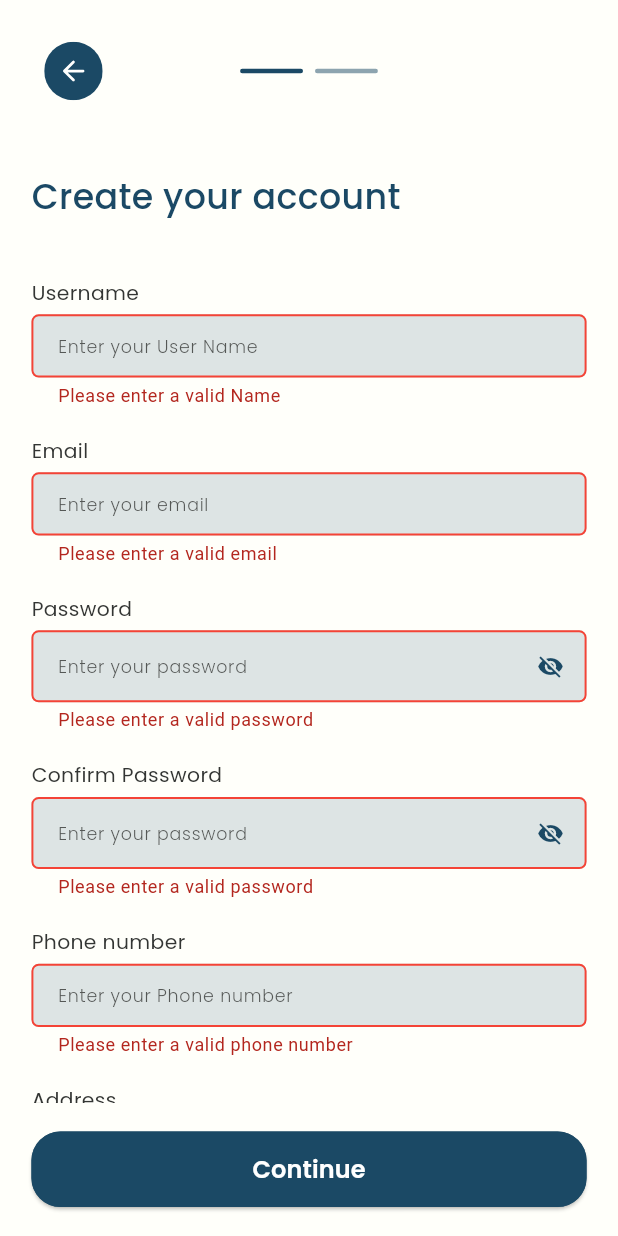
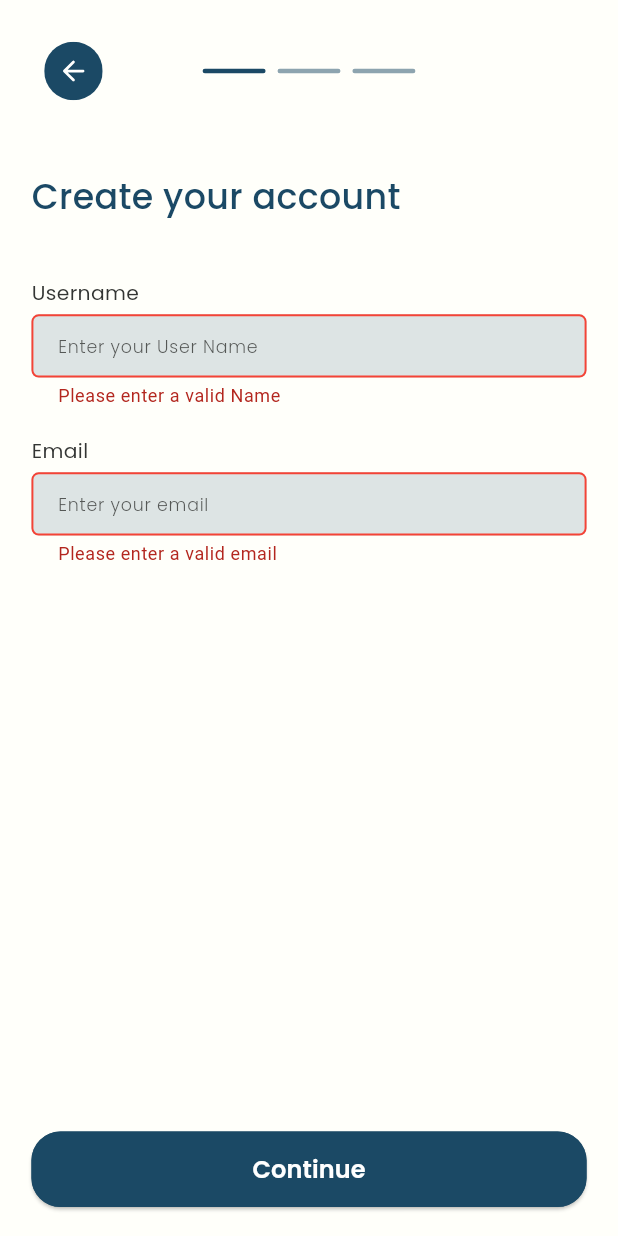
Before and after one commit to Concrete-Organization/SOLIDIFY, a Flutter app: the EngineerSignUpScreen screen opened by its route, after a tap on "Continue", on a phone screen of 412 x 824 dp. Run offline on Flutter 3.47's test engine with Material 3 defaults, Android fonts, the light colour scheme and no system bars; our stand-ins replace dio, file_picker, flutter_bloc, flutter_screenutil, flutter_secure_storage, flutter_svg and 6 more; accounts and stored records are empty; generated files the repository leaves out were written again.

Commit message:
Refactor Engineer screens

```diff
--- a/lib/core/routes/app_routes.dart
+++ b/lib/core/routes/app_routes.dart
@@ -21,9 +21,8 @@ import 'package:solidify/features/auth/sign_up/screens/select_account_type/ui/se
 import 'package:solidify/features/auth/sign_up/screens/business_account_sign_up/ui/business_sign_up_screen.dart';
 import 'package:solidify/features/auth/sign_up/screens/business_account_sign_up/logic/business_sign_up_cubit.dart';
 import 'package:solidify/features/auth/sign_up/screens/business_account_sign_up/ui/widgets/contact_info_screen.dart';
-import 'package:solidify/features/auth/sign_up/screens/engineer_sign_up/ui/engineer_sign_up_upload_files_screen.dart';
+import 'package:solidify/features/auth/sign_up/widgets/sign_up_upload_files_screen.dart';
 import 'package:solidify/features/auth/sign_up/screens/business_account_sign_up/ui/widgets/financial_details_screen.dart';
-import 'package:solidify/features/auth/sign_up/screens/business_account_sign_up/logic/business_account_sign_up_state.dart';
 
 class AppRoutes {
   Route generateRoute(RouteSettings settings) {
@@ -82,9 +81,9 @@ class AppRoutes {
             child: const EngineerSignUpScreen(),
           ),
         );
-      case Routes.engineerSignUpUploadFilesScreen:
+      case Routes.signUpUploadFilesScreen:
         return MaterialPageRoute(
-          builder: (context) => const EngineerSignUpUploadFilesScreen(),
+          builder: (context) => const SignUpUploadFilesScreen(),
         );
       case Routes.businessAccountScreen:
         return MaterialPageRoute(
--- a/lib/core/routes/routes_name.dart
+++ b/lib/core/routes/routes_name.dart
@@ -9,8 +9,8 @@ class Routes {
   static const String userSignUpScreen = 'userSignUpScreen';
   static const String engineerAccountSignUpScreen =
       'engineerAccountSignUpScreen';
-  static const String engineerSignUpUploadFilesScreen =
-      'engineerSignUpUploadFilesScreen';
+  static const String signUpUploadFilesScreen =
+      'signUpUploadFilesScreen';
   static const String homeScreen = 'homeScreen';
   static const String businessAccountScreen = 'businessAccountScreen';
   static const String contactInfoScreen = 'contactInfoScreen';
--- a/lib/features/auth/sign_up/screens/business_account_sign_up/ui/widgets/identity_auth_form.dart
+++ b/lib/features/auth/sign_up/screens/business_account_sign_up/ui/widgets/business_identity_auth_form.dart
@@ -7,19 +7,19 @@ import 'package:path_provider/path_provider.dart';
 import 'package:solidify/core/helpers/spacing.dart';
 import 'package:solidify/core/theming/text_styles.dart';
 import 'package:solidify/core/widgets/app_text_form_field.dart';
-import 'package:solidify/features/auth/sign_up/screens/engineer_sign_up/ui/widgets/upload_container.dart';
+import 'package:solidify/features/auth/sign_up/widgets/upload_container.dart';
 import 'package:solidify/features/auth/sign_up/screens/business_account_sign_up/logic/business_sign_up_cubit.dart';
 
-import '../../../engineer_sign_up/ui/engineer_sign_up_upload_files_screen.dart';
+import '../../../../widgets/sign_up_upload_files_screen.dart';
 
-class IdentityAuthForm extends StatefulWidget {
-  const IdentityAuthForm({super.key});
+class BusinessIdentityAuthForm extends StatefulWidget {
+  const BusinessIdentityAuthForm({super.key});
 
   @override
-  State<IdentityAuthForm> createState() => _IdentityAuthFormState();
+  State<BusinessIdentityAuthForm> createState() => _IdentityAuthFormState();
 }
 
-class _IdentityAuthFormState extends State<IdentityAuthForm> {
+class _IdentityAuthFormState extends State<BusinessIdentityAuthForm> {
   String? commercialLicenseType;
   late BusinessAccountSignUpCubit cubit;
 
@@ -37,8 +37,8 @@ class _IdentityAuthFormState extends State<IdentityAuthForm> {
 
   void updateFileState(File file, String fileType) {
     setState(() {
-        cubit.commercialLicenseFile = file;
-        commercialLicenseType = fileType;
+      cubit.commercialLicenseFile = file;
+      commercialLicenseType = fileType;
     });
   }
 
@@ -46,7 +46,7 @@ class _IdentityAuthFormState extends State<IdentityAuthForm> {
     final result = await Navigator.push(
       context,
       MaterialPageRoute(
-        builder: (context) => const EngineerSignUpUploadFilesScreen(),
+        builder: (context) => const SignUpUploadFilesScreen(),
       ),
     );
 
@@ -57,13 +57,17 @@ class _IdentityAuthFormState extends State<IdentityAuthForm> {
       if (fileName != null && fileType != null) {
         final file = File(fileName);
         if (await file.exists()) {
-          updateFileState(file, fileType,);
+          updateFileState(
+            file,
+            fileType,
+          );
         } else {
           print("File does not exist: $fileName");
         }
       }
     }
   }
+
   @override
   Widget build(BuildContext context) {
     return Form(
@@ -137,7 +141,8 @@ class _IdentityAuthFormState extends State<IdentityAuthForm> {
             onTap: () => navigateToUploadScreen(true),
             child: UploadContainer(
               isUploaded: cubit.commercialLicenseFile != null,
-              uploadedFileName: cubit.commercialLicenseFile?.path.split('/').last,
+              uploadedFileName:
+                  cubit.commercialLicenseFile?.path.split('/').last,
               fileType: commercialLicenseType,
               onClose: () {
                 setState(() {
--- a/lib/features/auth/sign_up/screens/business_account_sign_up/ui/widgets/identity_auth_screen.dart
+++ b/lib/features/auth/sign_up/screens/business_account_sign_up/ui/widgets/identity_auth_screen.dart
@@ -1,7 +1,7 @@
 import 'package:flutter/material.dart';
 import 'package:solidify/core/helpers/spacing.dart';
 import 'package:solidify/core/theming/text_styles.dart';
-import 'identity_auth_form.dart';
+import 'business_identity_auth_form.dart';
 
 class IdentityAuthScreen extends StatelessWidget {
   const IdentityAuthScreen({super.key});
@@ -17,7 +17,7 @@ class IdentityAuthScreen extends StatelessWidget {
             style: TextStyles.font24MainBlueSemiBold,
           ),
           verticalSpace(40),
-          const IdentityAuthForm(),
+          const BusinessIdentityAuthForm(),
           verticalSpace(20),
         ],
       ),
--- a/lib/features/auth/sign_up/screens/engineer_sign_up/data/models/engineer_sign_up_request_model.dart
+++ b/lib/features/auth/sign_up/screens/engineer_sign_up/data/models/engineer_sign_up_request_model.dart
@@ -9,8 +9,6 @@ class EngineerSignUpRequestModel {
   final String email;
   final String password;
   final String confirmPassword;
-  final String phoneNumber;
-  final String address;
 
   @JsonKey(fromJson: FileConverter.fromJson, toJson: FileConverter.toJson)
   final File? cvFile;
@@ -23,8 +21,6 @@ class EngineerSignUpRequestModel {
     required this.email,
     required this.password,
     required this.confirmPassword,
-    required this.phoneNumber,
-    required this.address,
     required this.cvFile,
     required this.syndicateCard,
   });
@@ -42,8 +38,6 @@ class EngineerSignUpRequestModel {
       MapEntry('email', email),
       MapEntry('password', password),
       MapEntry('confirmPassword', confirmPassword),
-      MapEntry('phoneNumber', phoneNumber),
-      MapEntry('address', address),
     ]);
 
     if (cvFile != null) {
--- a/lib/features/auth/sign_up/screens/engineer_sign_up/logic/engineer_sign_up_cubit.dart
+++ b/lib/features/auth/sign_up/screens/engineer_sign_up/logic/engineer_sign_up_cubit.dart
@@ -16,9 +16,8 @@ class EngineerSignUpCubit extends Cubit<EngineerSignUpState> {
   TextEditingController emailController = TextEditingController();
   TextEditingController passwordController = TextEditingController();
   TextEditingController confirmPasswordController = TextEditingController();
-  TextEditingController phoneNumberController = TextEditingController();
-  TextEditingController addressController = TextEditingController();
-  final formKey = GlobalKey<FormState>();
+  final userAndEmailFormKey = GlobalKey<FormState>();
+  final passwordFormKey = GlobalKey<FormState>();
   File? syndicateFileName;
   File? cvFileName;
 
@@ -34,8 +33,6 @@ class EngineerSignUpCubit extends Cubit<EngineerSignUpState> {
       email: emailController.text,
       password: passwordController.text,
       confirmPassword: confirmPasswordController.text,
-      phoneNumber: phoneNumberController.text,
-      address: addressController.text,
       cvFile: cvFileName,
       syndicateCard: syndicateFileName,
     );
--- a/lib/features/auth/sign_up/screens/engineer_sign_up/ui/engineer_sign_up_screen.dart
+++ b/lib/features/auth/sign_up/screens/engineer_sign_up/ui/engineer_sign_up_screen.dart
@@ -30,8 +30,15 @@ class _EngineerAccountSignUpScreenState extends State<EngineerSignUpScreen> {
   }
 
   void _onNextPage() {
-    if (currentPage < engineerAccountSignUpScreensList.length - 1) {
-      if (cubit.formKey.currentState!.validate()) {
+    if (currentPage == 0) {
+      if (cubit.userAndEmailFormKey.currentState!.validate()) {
+        _controller.nextPage(
+          duration: const Duration(milliseconds: 300),
+          curve: Curves.ease,
+        );
+      }
+    } else if (currentPage == 1) {
+      if (cubit.passwordFormKey.currentState!.validate()) {
         _controller.nextPage(
           duration: const Duration(milliseconds: 300),
           curve: Curves.ease,
--- a/lib/features/auth/sign_up/screens/engineer_sign_up/ui/widgets/engineer_account_list.dart
+++ b/lib/features/auth/sign_up/screens/engineer_sign_up/ui/widgets/engineer_account_list.dart
@@ -1,8 +1,10 @@
 import 'package:flutter/material.dart';
-import 'engineer_identity_auth.dart';
-import 'engineer_sign_up_form.dart';
+import 'package:solidify/features/auth/sign_up/screens/engineer_sign_up/ui/widgets/engineer_password_sign_up_form.dart';
+import 'engineer_identity_auth_form.dart';
+import 'engineer_user_and_email_sign_up_form.dart';
 
 List<Widget> engineerAccountSignUpScreensList = [
-  const EngineerSignUpForm(),
-  const EngineerIdentityAuth(),
+  const EngineerUserAndEmailSignUpForm(),
+  const EngineerPasswordSignUpForm(),
+  const EngineerIdentityAuthForm(),
 ];
--- a/lib/features/auth/sign_up/screens/engineer_sign_up/ui/widgets/engineer_identity_auth.dart
+++ b/lib/features/auth/sign_up/screens/engineer_sign_up/ui/widgets/engineer_identity_auth_form.dart
@@ -4,19 +4,19 @@ import 'package:flutter/material.dart';
 import 'package:flutter_bloc/flutter_bloc.dart';
 import 'package:path_provider/path_provider.dart';
 import 'package:solidify/features/auth/sign_up/screens/engineer_sign_up/logic/engineer_sign_up_cubit.dart';
-import 'package:solidify/features/auth/sign_up/screens/engineer_sign_up/ui/widgets/upload_container.dart';
+import 'package:solidify/features/auth/sign_up/widgets/upload_container.dart';
 import '../../../../../../../core/helpers/spacing.dart';
 import '../../../../../../../core/theming/text_styles.dart';
-import '../engineer_sign_up_upload_files_screen.dart';
+import '../../../../widgets/sign_up_upload_files_screen.dart';
 
-class EngineerIdentityAuth extends StatefulWidget {
-  const EngineerIdentityAuth({super.key});
+class EngineerIdentityAuthForm extends StatefulWidget {
+  const EngineerIdentityAuthForm({super.key});
 
   @override
-  State<EngineerIdentityAuth> createState() => _EngineerIdentityAuthState();
+  State<EngineerIdentityAuthForm> createState() => _EngineerIdentityAuthState();
 }
 
-class _EngineerIdentityAuthState extends State<EngineerIdentityAuth> {
+class _EngineerIdentityAuthState extends State<EngineerIdentityAuthForm> {
   String? syndicateFileType;
   String? cvFileType;
   late EngineerSignUpCubit cubit;
@@ -49,7 +49,7 @@ class _EngineerIdentityAuthState extends State<EngineerIdentityAuth> {
     final result = await Navigator.push(
       context,
       MaterialPageRoute(
-        builder: (context) => const EngineerSignUpUploadFilesScreen(),
+        builder: (context) => const SignUpUploadFilesScreen(),
       ),
     );
 
--- a/lib/features/auth/sign_up/screens/engineer_sign_up/ui/widgets/engineer_sign_up_form.dart
+++ b/lib/features/auth/sign_up/screens/engineer_sign_up/ui/widgets/engineer_password_sign_up_form.dart
@@ -1,21 +1,23 @@
 import 'package:flutter/material.dart';
 import 'package:flutter_bloc/flutter_bloc.dart';
-import 'package:solidify/features/auth/sign_up/screens/engineer_sign_up/logic/engineer_sign_up_cubit.dart';
 import '../../../../../../../core/helpers/app_regex.dart';
 import '../../../../../../../core/helpers/spacing.dart';
 import '../../../../../../../core/theming/color_manger.dart';
 import '../../../../../../../core/theming/text_styles.dart';
 import '../../../../../../../core/widgets/app_text_form_field.dart';
 import '../../../../widgets/password_validations.dart';
+import '../../logic/engineer_sign_up_cubit.dart';
 
-class EngineerSignUpForm extends StatefulWidget {
-  const EngineerSignUpForm({super.key});
+class EngineerPasswordSignUpForm extends StatefulWidget {
+  const EngineerPasswordSignUpForm({super.key});
 
   @override
-  State<EngineerSignUpForm> createState() => _EngineerSignUpFormState();
+  State<EngineerPasswordSignUpForm> createState() =>
+      _EngineerPasswordSignUpFormState();
 }
 
-class _EngineerSignUpFormState extends State<EngineerSignUpForm> {
+class _EngineerPasswordSignUpFormState
+    extends State<EngineerPasswordSignUpForm> {
   bool isPasswordObscureText = true;
   bool isPasswordConfirmationObscureText = true;
 
@@ -52,12 +54,8 @@ class _EngineerSignUpFormState extends State<EngineerSignUpForm> {
 
   @override
   void dispose() {
-    cubit.nameController.dispose();
-    cubit.emailController.dispose();
     cubit.passwordController.dispose();
     cubit.confirmPasswordController.dispose();
-    cubit.phoneNumberController.dispose();
-    cubit.addressController.dispose();
     super.dispose();
   }
 
@@ -70,7 +68,6 @@ class _EngineerSignUpFormState extends State<EngineerSignUpForm> {
           "Create your account",
           style: TextStyles.font24MainBlueMedium,
         ),
-        verticalSpace(20),
         Expanded(
           child: SingleChildScrollView(
             child: Column(
@@ -78,44 +75,10 @@ class _EngineerSignUpFormState extends State<EngineerSignUpForm> {
               children: [
                 verticalSpace(20),
                 Form(
-                  key: cubit.formKey,
+                  key: cubit.passwordFormKey,
                   child: Column(
                     crossAxisAlignment: CrossAxisAlignment.start,
                     children: [
-                      Text(
-                        'Username',
-                        style: TextStyles.font14lightBlackRegular,
-                      ),
-                      verticalSpace(5),
-                      AppTextFormField(
-                        controller: cubit.nameController,
-                        hintText: 'Enter your User Name',
-                        validator: (value) {
-                          if (value == null || value.isEmpty) {
-                            return 'Please enter a valid Name';
-                          }
-                          return null;
-                        },
-                      ),
-                      verticalSpace(20),
-                      Text(
-                        'Email',
-                        style: TextStyles.font14lightBlackRegular,
-                      ),
-                      verticalSpace(5),
-                      AppTextFormField(
-                        controller: cubit.emailController,
-                        hintText: 'Enter your email',
-                        validator: (value) {
-                          if (value == null ||
-                              value.isEmpty ||
-                              !AppRegex.isEmailValid(value)) {
-                            return 'Please enter a valid email';
-                          }
-                          return null;
-                        },
-                      ),
-                      verticalSpace(20),
                       Text(
                         'Password',
                         style: TextStyles.font14lightBlackRegular,
@@ -192,39 +155,6 @@ class _EngineerSignUpFormState extends State<EngineerSignUpForm> {
                         ),
                         verticalSpace(18),
                       ],
-                      Text(
-                        'Phone number',
-                        style: TextStyles.font14lightBlackRegular,
-                      ),
-                      verticalSpace(5),
-                      AppTextFormField(
-                        controller: cubit.phoneNumberController,
-                        hintText: 'Enter your Phone number',
-                        validator: (value) {
-                          if (value == null ||
-                              value.isEmpty ||
-                              !AppRegex.isPhoneNumberValid(value)) {
-                            return 'Please enter a valid phone number';
-                          }
-                          return null;
-                        },
-                      ),
-                      verticalSpace(20),
-                      Text(
-                        'Address',
-                        style: TextStyles.font14lightBlackRegular,
-                      ),
-                      verticalSpace(5),
-                      AppTextFormField(
-                        controller: cubit.addressController,
-                        hintText: 'Enter your Address',
-                        validator: (value) {
-                          if (value == null || value.isEmpty) {
-                            return 'Please enter a valid Address';
-                          }
-                          return null;
-                        },
-                      ),
                     ],
                   ),
                 ),
--- /dev/null
+++ b/lib/features/auth/sign_up/screens/engineer_sign_up/ui/widgets/engineer_user_and_email_sign_up_form.dart
@@ -0,0 +1,99 @@
+import 'package:flutter/material.dart';
+import 'package:flutter_bloc/flutter_bloc.dart';
+import 'package:solidify/features/auth/sign_up/screens/engineer_sign_up/logic/engineer_sign_up_cubit.dart';
+import '../../../../../../../core/helpers/app_regex.dart';
+import '../../../../../../../core/helpers/spacing.dart';
+import '../../../../../../../core/theming/text_styles.dart';
+import '../../../../../../../core/widgets/app_text_form_field.dart';
+
+class EngineerUserAndEmailSignUpForm extends StatefulWidget {
+  const EngineerUserAndEmailSignUpForm({super.key});
+
+  @override
+  State<EngineerUserAndEmailSignUpForm> createState() => _EngineerSignUpFormState();
+}
+
+class _EngineerSignUpFormState extends State<EngineerUserAndEmailSignUpForm> {
+
+  late EngineerSignUpCubit cubit;
+
+
+  @override
+  void initState() {
+    super.initState();
+    cubit = context.read<EngineerSignUpCubit>();
+  }
+
+  @override
+  void dispose() {
+    cubit.nameController.dispose();
+    cubit.emailController.dispose();
+    super.dispose();
+  }
+
+  @override
+  Widget build(BuildContext context) {
+    return Column(
+      crossAxisAlignment: CrossAxisAlignment.start,
+      children: [
+        Text(
+          "Create your account",
+          style: TextStyles.font24MainBlueMedium,
+        ),
+        verticalSpace(20),
+        Expanded(
+          child: SingleChildScrollView(
+            child: Column(
+              crossAxisAlignment: CrossAxisAlignment.start,
+              children: [
+                verticalSpace(20),
+                Form(
+                  key: cubit.userAndEmailFormKey,
+                  child: Column(
+                    crossAxisAlignment: CrossAxisAlignment.start,
+                    children: [
+                      Text(
+                        'Username',
+                        style: TextStyles.font14lightBlackRegular,
+                      ),
+                      verticalSpace(5),
+                      AppTextFormField(
+                        controller: cubit.nameController,
+                        hintText: 'Enter your User Name',
+                        validator: (value) {
+                          if (value == null || value.isEmpty) {
+                            return 'Please enter a valid Name';
+                          }
+                          return null;
+                        },
+                      ),
+                      verticalSpace(20),
+                      Text(
+                        'Email',
+                        style: TextStyles.font14lightBlackRegular,
+                      ),
+                      verticalSpace(5),
+                      AppTextFormField(
+                        controller: cubit.emailController,
+                        hintText: 'Enter your email',
+                        validator: (value) {
+                          if (value == null ||
+                              value.isEmpty ||
+                              !AppRegex.isEmailValid(value)) {
+                            return 'Please enter a valid email';
+                          }
+                          return null;
+                        },
+                      ),
+                      verticalSpace(20),
+                    ],
+                  ),
+                ),
+              ],
+            ),
+          ),
+        ),
+      ],
+    );
+  }
+}
--- a/lib/features/auth/sign_up/screens/engineer_sign_up/ui/widgets/build_uploaded_files_list.dart
+++ b/lib/features/auth/sign_up/widgets/build_uploaded_files_list.dart
@@ -1,6 +1,6 @@
 import 'package:flutter/material.dart';
-import 'package:solidify/features/auth/sign_up/screens/engineer_sign_up/ui/widgets/upload_file_model.dart';
-import 'package:solidify/features/auth/sign_up/screens/engineer_sign_up/ui/widgets/uploaded_file_card.dart';
+import 'package:solidify/features/auth/sign_up/widgets/upload_file_model.dart';
+import 'package:solidify/features/auth/sign_up/widgets/uploaded_file_card.dart';
 
 class BuildUploadedFilesList extends StatelessWidget {
   final List<UploadedFile> uploadedFiles;
--- a/lib/features/auth/sign_up/screens/engineer_sign_up/ui/engineer_sign_up_upload_files_screen.dart
+++ b/lib/features/auth/sign_up/widgets/sign_up_upload_files_screen.dart
@@ -6,20 +6,20 @@ import 'package:path_provider/path_provider.dart';
 import 'package:solidify/core/helpers/spacing.dart';
 import 'package:solidify/core/theming/color_manger.dart';
 import 'package:solidify/core/widgets/app_text_button.dart';
-import 'package:solidify/features/auth/sign_up/screens/engineer_sign_up/ui/widgets/build_uploaded_files_list.dart';
-import 'package:solidify/features/auth/sign_up/screens/engineer_sign_up/ui/widgets/upload_file_container.dart';
-import 'package:solidify/features/auth/sign_up/screens/engineer_sign_up/ui/widgets/upload_file_model.dart';
+import 'package:solidify/features/auth/sign_up/widgets/build_uploaded_files_list.dart';
+import 'package:solidify/features/auth/sign_up/widgets/upload_file_container.dart';
+import 'package:solidify/features/auth/sign_up/widgets/upload_file_model.dart';
 
-class EngineerSignUpUploadFilesScreen extends StatefulWidget {
-  const EngineerSignUpUploadFilesScreen({super.key});
+class SignUpUploadFilesScreen extends StatefulWidget {
+  const SignUpUploadFilesScreen({super.key});
 
   @override
-  State<EngineerSignUpUploadFilesScreen> createState() =>
+  State<SignUpUploadFilesScreen> createState() =>
       _EngineerSignUpUploadFilesScreenState();
 }
 
 class _EngineerSignUpUploadFilesScreenState
-    extends State<EngineerSignUpUploadFilesScreen> {
+    extends State<SignUpUploadFilesScreen> {
   final List<UploadedFile> _uploadedFiles = [];
 
   bool get _isAnyFileUploading => _uploadedFiles.any((file) => file.isUploading);
--- a/lib/features/auth/sign_up/screens/engineer_sign_up/ui/widgets/upload_container.dart
+++ b/lib/features/auth/sign_up/widgets/upload_container.dart
@@ -1,8 +1,8 @@
 import 'package:flutter/material.dart';
 import 'package:flutter_screenutil/flutter_screenutil.dart';
 import 'package:flutter_svg/flutter_svg.dart';
-import '../../../../../../../core/theming/color_manger.dart';
-import '../../../../../../../core/theming/text_styles.dart';
+import '../../../../core/theming/color_manger.dart';
+import '../../../../core/theming/text_styles.dart';
 
 class UploadContainer extends StatelessWidget {
   final bool isUploaded;
```
Also changed, not shown: lib/features/auth/sign_up/screens/engineer_sign_up/data/models/engineer_sign_up_request_model.g.dart, lib/features/auth/sign_up/widgets/upload_file_container.dart (renamed from lib/features/auth/sign_up/screens/engineer_sign_up/ui/widgets/upload_file_container.dart), lib/features/auth/sign_up/widgets/upload_file_model.dart (renamed from lib/features/auth/sign_up/screens/engineer_sign_up/ui/widgets/upload_file_model.dart), lib/features/auth/sign_up/widgets/uploaded_file_card.dart (renamed from lib/features/auth/sign_up/screens/engineer_sign_up/ui/widgets/uploaded_file_card.dart), pubspec.lock.
